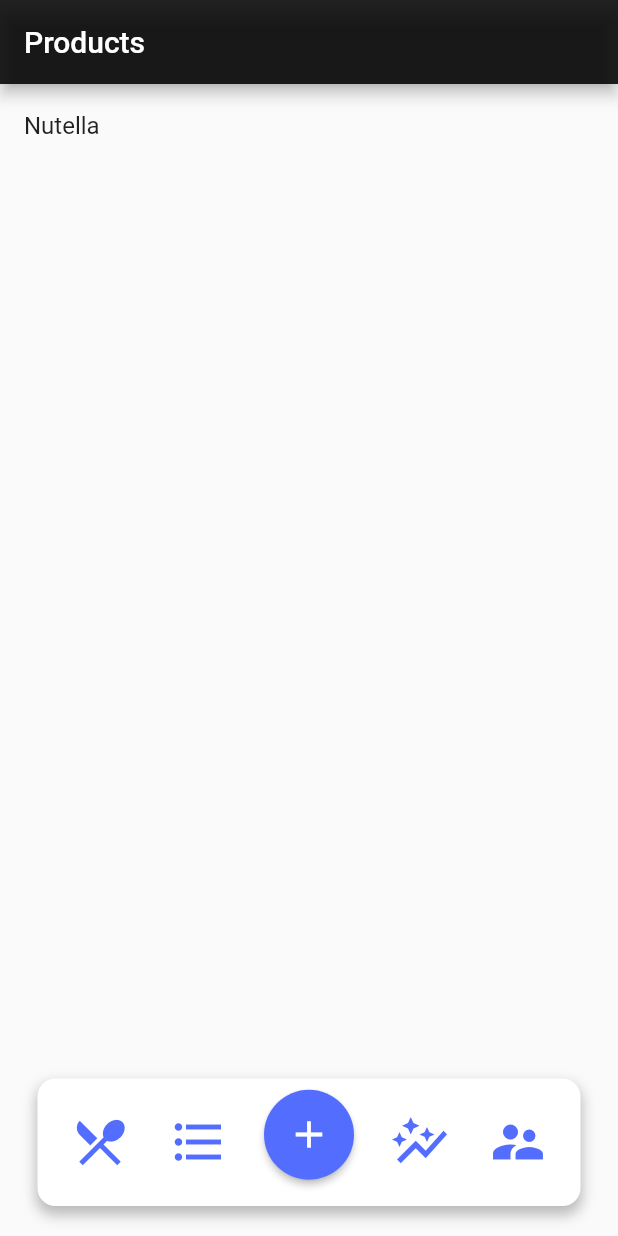
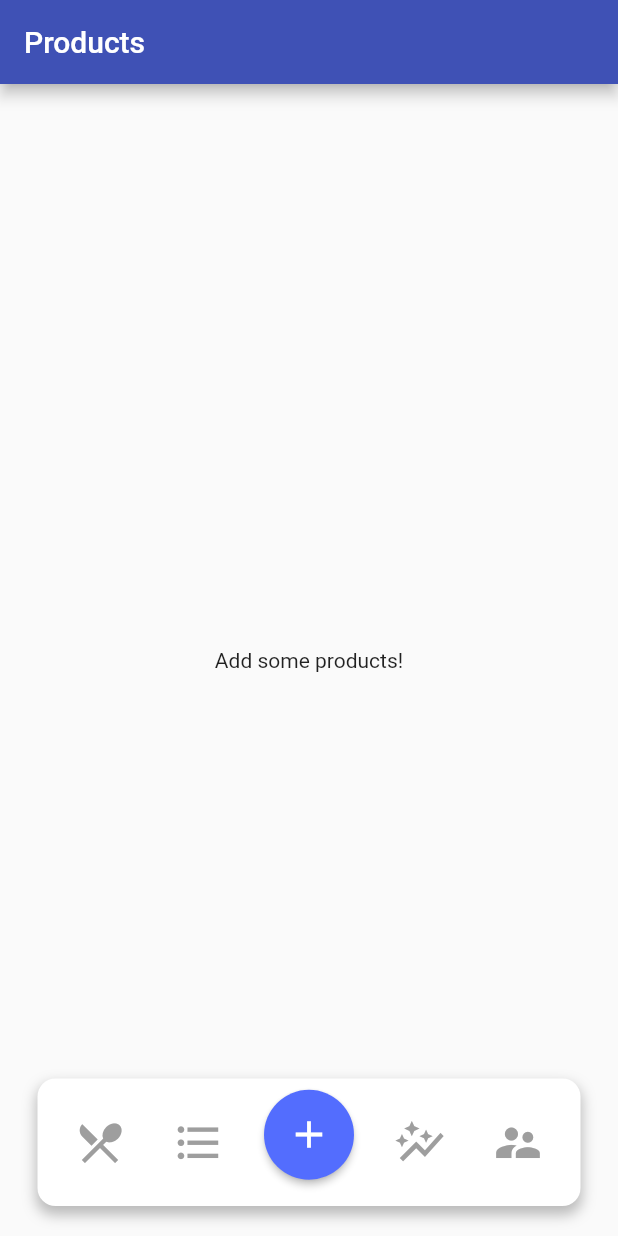
Before and after one commit to arstek131/Expire_App, a Flutter app: the screen it shows after launch, on a phone screen of 412 x 824 dp. Run offline on Flutter 3.47's test engine with Material 2 defaults, Android fonts, the phone set to English and light mode, and no system bars; our stand-ins replace sqflite; accounts and stored records are empty.

Commit message:
Fixed bottom navigation bar, DB connection and provider integration

```diff
--- /dev/null
+++ b/expire_app/lib/helpers/custom_route.dart
@@ -0,0 +1,34 @@
+import 'package:flutter/material.dart';
+
+import 'package:flutter/material.dart';
+
+class CustomRoute<T> extends MaterialPageRoute<T> {
+  CustomRoute({required WidgetBuilder builder, RouteSettings? settings}) : super(builder: builder, settings: settings);
+
+  @override
+  Widget buildTransitions(BuildContext context, Animation<double> animation, Animation<double> secondaryAnimation, Widget child) {
+    if (settings.name == '/') {
+      return child;
+    } else {
+      return FadeTransition(
+        opacity: animation,
+        child: child,
+      );
+    }
+  }
+}
+
+class CustomPageTransitionBuilder extends PageTransitionsBuilder {
+  @override
+  Widget buildTransitions<T>(
+      PageRoute<T> route, BuildContext context, Animation<double> animation, Animation<double> secondaryAnimation, Widget child) {
+    if (route.settings.name == '/') {
+      return child;
+    } else {
+      return FadeTransition(
+        opacity: animation,
+        child: child,
+      );
+    }
+  }
+}
--- a/expire_app/lib/main.dart
+++ b/expire_app/lib/main.dart
@@ -3,10 +3,14 @@ import 'package:flutter/material.dart';
 
 /* Screens */
 import 'screens/main_app_screen.dart';
+import 'screens/add_product_screen.dart';
 
 /* Providers */
 import 'package:provider/provider.dart';
 import './providers/products_provider.dart';
+
+/* helpers */
+import './helpers/custom_route.dart';
 
 void main() {
   runApp(const MyApp());
@@ -28,9 +32,14 @@ class _MyAppState extends State<MyApp> {
         title: 'Expire app',
         theme: ThemeData(
           primarySwatch: Colors.indigo,
+          pageTransitionsTheme: PageTransitionsTheme(builders: {
+            TargetPlatform.android: CustomPageTransitionBuilder(),
+            TargetPlatform.iOS: CustomPageTransitionBuilder(),
+          }),
         ),
         routes: {
           '/': (ctx) => MainAppScreen(),
+          AddProductScreen.routeName: (ctx) => AddProductScreen(),
         },
       ),
     );
--- a/expire_app/lib/providers/products_provider.dart
+++ b/expire_app/lib/providers/products_provider.dart
@@ -6,8 +6,11 @@ import 'package:flutter/material.dart';
 /* models */
 import '../models/product.dart';
 
+/* helpers */
+import '../helpers/db_helper.dart';
+
 class ProductsProvider extends ChangeNotifier {
-  List<Product> _items = [Product(id: '0', title: 'Nutella', expiration: DateTime.now(), image: null)];
+  List<Product> _items = [];
 
   List<Product> get items {
     return [..._items];
@@ -16,5 +19,34 @@ class ProductsProvider extends ChangeNotifier {
   void addProduct(Product product) {
     _items.add(product);
     notifyListeners();
+
+    DBHelper.insert(
+      'user_products',
+      {
+        'id': product.id,
+        'title': product.title,
+        'expiration': product.expiration.toIso8601String(),
+        'image': 'null',
+      },
+    );
+  }
+
+  void deleteProduct(String productId) {
+    _items.removeWhere((element) => element.id == productId);
+    notifyListeners();
+
+    DBHelper.delete('user_products', productId);
+  }
+
+  Future<void> fetchAndSetProducts() async {
+    final dataList = await DBHelper.getData('user_products');
+    print(dataList);
+    _items = dataList
+        .map(
+          (item) => Product(id: item['id'], title: item['title'], expiration: DateTime.parse(item['expiration']), image: null),
+        )
+        .toList();
+
+    notifyListeners();
   }
 }
--- a/expire_app/lib/screens/main_app_screen.dart
+++ b/expire_app/lib/screens/main_app_screen.dart
@@ -64,7 +64,7 @@ class _ProductsScreenState extends State<MainAppScreen> {
   Widget build(BuildContext context) {
     return Scaffold(
       appBar: AppBar(
-        backgroundColor: Colors.black87,
+        backgroundColor: Theme.of(context).primaryColor,
         title: Text(_pages.elementAt(_pageIndex)['title']),
       ),
       body: Stack(
--- a/expire_app/lib/screens/products_overview_screen.dart
+++ b/expire_app/lib/screens/products_overview_screen.dart
@@ -12,8 +12,19 @@ class ProductsOverviewScreen extends StatefulWidget {
 
 class _ProductsOverviewScreenState extends State<ProductsOverviewScreen> {
   @override
+  void initState() {
+    super.initState();
+  }
+
+  @override
   Widget build(BuildContext context) {
-    return Consumer<ProductsProvider>(
+    return FutureBuilder(
+      future: Provider.of<ProductsProvider>(context, listen: false).fetchAndSetProducts(),
+      builder: (ctx, snapshot) => snapshot.connectionState == ConnectionState.waiting
+          ? const Center(
+              child: CircularProgressIndicator(),
+            )
+          : Consumer<ProductsProvider>(
               child: const Center(
                 child: Text("Add some products!"),
               ),
@@ -25,6 +36,7 @@ class _ProductsOverviewScreenState extends State<ProductsOverviewScreen> {
                         title: Text(productsData.items[i].title),
                       ),
                     ),
+            ),
     );
   }
 }
--- a/expire_app/lib/widgets/custom_bottom_navigation_bar.dart
+++ b/expire_app/lib/widgets/custom_bottom_navigation_bar.dart
@@ -1,5 +1,18 @@
+/* dart */
+import 'package:provider/provider.dart';
 import 'package:flutter/material.dart';
+
+/* providers */
+import '../providers/products_provider.dart';
+
+/* widgets */
 import '../widgets/custom_bottom_navigation_bar_item.dart';
+
+/* models */
+import '../models/product.dart';
+
+/* screens */
+import '../screens/add_product_screen.dart';
 
 class CustomBottomNavigationBar extends StatefulWidget {
   final Function setIndex;
@@ -47,42 +60,28 @@ class _CustomBottomNavigationBarState extends State<CustomBottomNavigationBar> {
           children: [
             CustomBottomNavigationBarItem(
               selected: widget.pageIndex == 0,
-              icon: const Icon(Icons.restaurant_menu, size: 40),
+              icon: const Icon(Icons.restaurant_menu),
+              selectedSize: 40,
+              unselectedSize: 35,
               onTap: () {
                 widget.setIndex(0);
               },
             ),
             CustomBottomNavigationBarItem(
               selected: widget.pageIndex == 1,
-              icon: const Icon(Icons.format_list_bulleted, size: 40),
+              icon: const Icon(Icons.format_list_bulleted),
+              selectedSize: 40,
+              unselectedSize: 35,
               onTap: () {
                 widget.setIndex(1);
               },
             ),
             Container(
-              margin: widget.pageIndex == 2 ? EdgeInsets.only(bottom: 10) : null,
+              margin: widget.pageIndex == 2 ? const EdgeInsets.only(bottom: 10) : EdgeInsets.zero,
               child: ElevatedButton(
-                onPressed: () => widget.pageIndex != 2
-                    ? widget.setIndex(2)
-                    : () {
-                        showDialog<String>(
-                          context: context,
-                          builder: (BuildContext context) => AlertDialog(
-                            title: const Text('AlertDialog Title'),
-                            content: const Text('AlertDialog description'),
-                            actions: <Widget>[
-                              TextButton(
-                                onPressed: () => Navigator.pop(context, 'Cancel'),
-                                child: const Text('Cancel'),
-                              ),
-                              TextButton(
-                                onPressed: () => Navigator.pop(context, 'OK'),
-                                child: const Text('OK'),
-                              ),
-                            ],
-                          ),
-                        );
-                      },
+                onPressed: widget.pageIndex != 2
+                    ? () => widget.setIndex(2)
+                    : () => Navigator.of(context).pushNamed(AddProductScreen.routeName),
                 child: widget.pageIndex == 2
                     ? const Icon(
                         Icons.add,
@@ -95,20 +94,26 @@ class _CustomBottomNavigationBarState extends State<CustomBottomNavigationBar> {
                 style: ButtonStyle(
                   shape: MaterialStateProperty.all(const CircleBorder()),
                   padding: MaterialStateProperty.all(const EdgeInsets.all(15)),
-                  backgroundColor: MaterialStateProperty.all(Colors.indigoAccent), // <-- Button color
+                  backgroundColor: widget.pageIndex == 2
+                      ? MaterialStateProperty.all(Colors.indigoAccent)
+                      : MaterialStateProperty.all(Colors.indigo[400]), // <-- Button color
                 ),
               ),
             ),
             CustomBottomNavigationBarItem(
               selected: widget.pageIndex == 3,
-              icon: const Icon(Icons.auto_graph, size: 40),
+              icon: const Icon(Icons.auto_graph),
+              selectedSize: 40,
+              unselectedSize: 35,
               onTap: () {
                 widget.setIndex(3);
               },
             ),
             CustomBottomNavigationBarItem(
               selected: widget.pageIndex == 4,
-              icon: const Icon(Icons.supervisor_account, size: 40),
+              icon: const Icon(Icons.supervisor_account),
+              selectedSize: 40,
+              unselectedSize: 35,
               onTap: () {
                 widget.setIndex(4);
               },
--- a/expire_app/lib/widgets/custom_bottom_navigation_bar_item.dart
+++ b/expire_app/lib/widgets/custom_bottom_navigation_bar_item.dart
@@ -2,10 +2,13 @@ import 'package:flutter/material.dart';
 
 class CustomBottomNavigationBarItem extends StatelessWidget {
   final Icon icon;
+  final double selectedSize;
+  final double unselectedSize;
   final VoidCallback onTap;
   final bool selected;
 
-  CustomBottomNavigationBarItem({required this.icon, required this.onTap, required this.selected});
+  CustomBottomNavigationBarItem(
+      {required this.icon, required this.onTap, required this.selected, this.selectedSize = 50, this.unselectedSize = 35});
 
   @override
   Widget build(BuildContext context) {
@@ -15,8 +18,8 @@ class CustomBottomNavigationBarItem extends StatelessWidget {
       children: [
         IconButton(
           padding: const EdgeInsets.all(0),
-          iconSize: 35,
-          color: Colors.indigoAccent,
+          iconSize: selected ? selectedSize : unselectedSize,
+          color: selected ? Colors.indigoAccent : Colors.grey,
           icon: icon,
           onPressed: onTap,
         ),
--- a/expire_app/pubspec.yaml
+++ b/expire_app/pubspec.yaml
@@ -31,6 +31,8 @@ dependencies:
     sdk: flutter
   provider: ^6.0.1
   sqflite: ^2.0.1
+  path: ^1.8.0
+  path_provider: ^2.0.8
 
 
   # The following adds the Cupertino Icons font to your application.
```
Also changed, not shown: expire_app/lib/helpers/db_helper.dart (+10 -2 lines), expire_app/lib/screens/add_product_screen.dart (added, +21 -0 lines), expire_app/pubspec.lock, 4 other files. Lines whose indentation alone changed are shown as unchanged.
